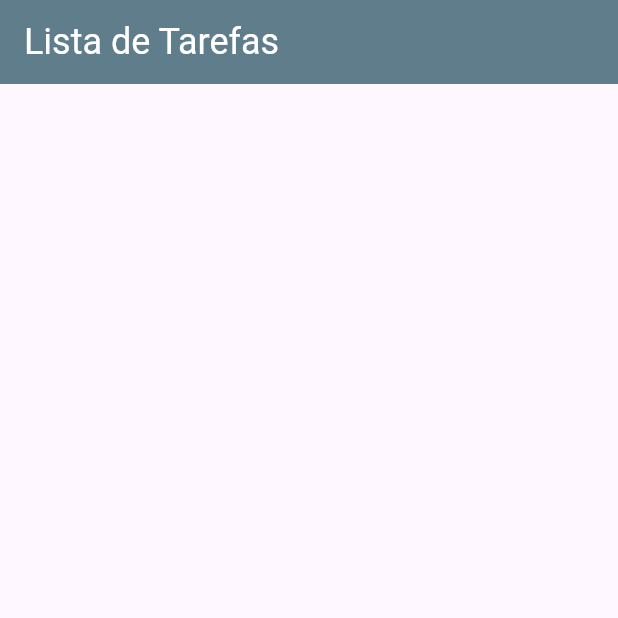
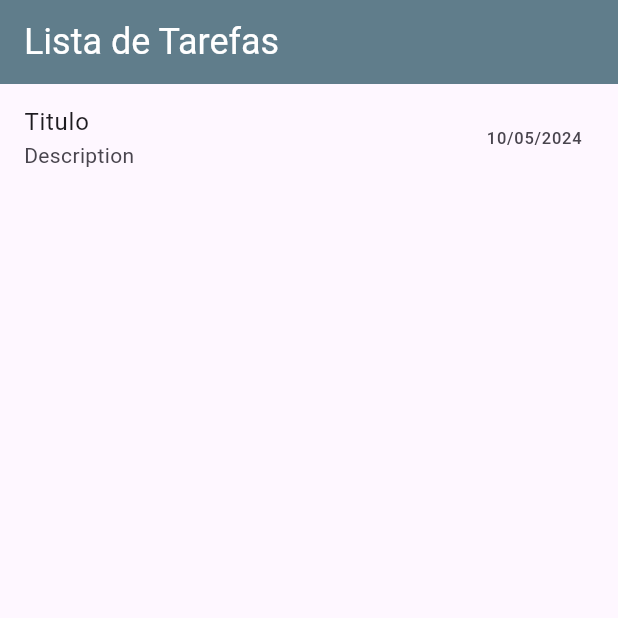
Before and after one commit to vinirecoaro/task_list_flutter_infnet, a Flutter app: the screen it shows after launch, on a phone screen of 412 x 824 dp, the top half of it. Run offline on Flutter 3.47's test engine with Material 3 defaults, Android fonts, the phone set to English and light mode, and no system bars.

Commit message:
TaskListItem - created item to task list

```diff
--- a/lib/components/task_list_item.dart
+++ b/lib/components/task_list_item.dart
@@ -5,6 +5,10 @@ class TaskListItem extends StatelessWidget {
 
   @override
   Widget build(BuildContext context) {
-    return const Placeholder();
+    return ListTile(
+      title: Text("Titulo"),
+      subtitle: Text("Description"),
+      trailing: Text("10/05/2024"),
+    );
   }
 }
--- a/lib/screens/task_list_screen.dart
+++ b/lib/screens/task_list_screen.dart
@@ -1,4 +1,5 @@
 import 'package:flutter/material.dart';
+import 'package:task_app/components/task_list_item.dart';
 
 class TaskListScreen extends StatefulWidget {
   const TaskListScreen({super.key});
@@ -11,11 +12,15 @@ class _TaskListScreenState extends State<TaskListScreen> {
   @override
   Widget build(BuildContext context) {
     return Scaffold(
-      appBar: AppBar(
-        title: const Text('Lista de Tarefas'),
-        backgroundColor: Colors.blueGrey,
-        titleTextStyle: const TextStyle(color: Colors.white, fontSize: 24),
-      ),
-    );
+        appBar: AppBar(
+          title: const Text('Lista de Tarefas'),
+          backgroundColor: Colors.blueGrey,
+          titleTextStyle: const TextStyle(color: Colors.white, fontSize: 24),
+        ),
+        body: Column(
+          children: [
+            TaskListItem(),
+          ],
+        ));
   }
 }
```
